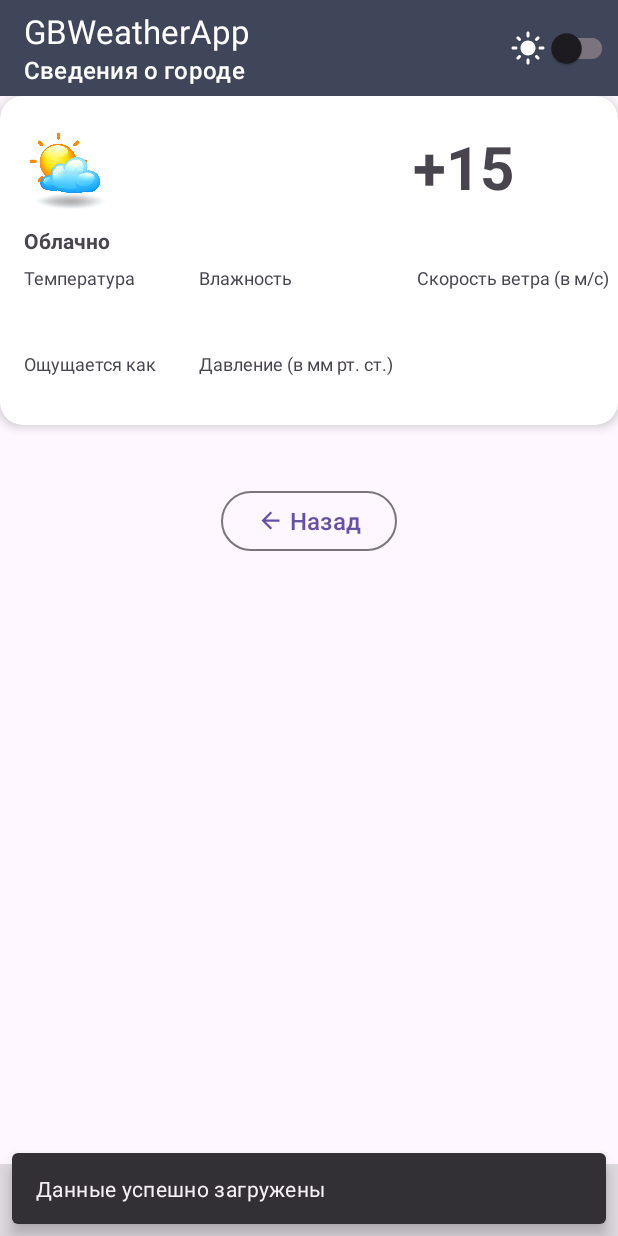
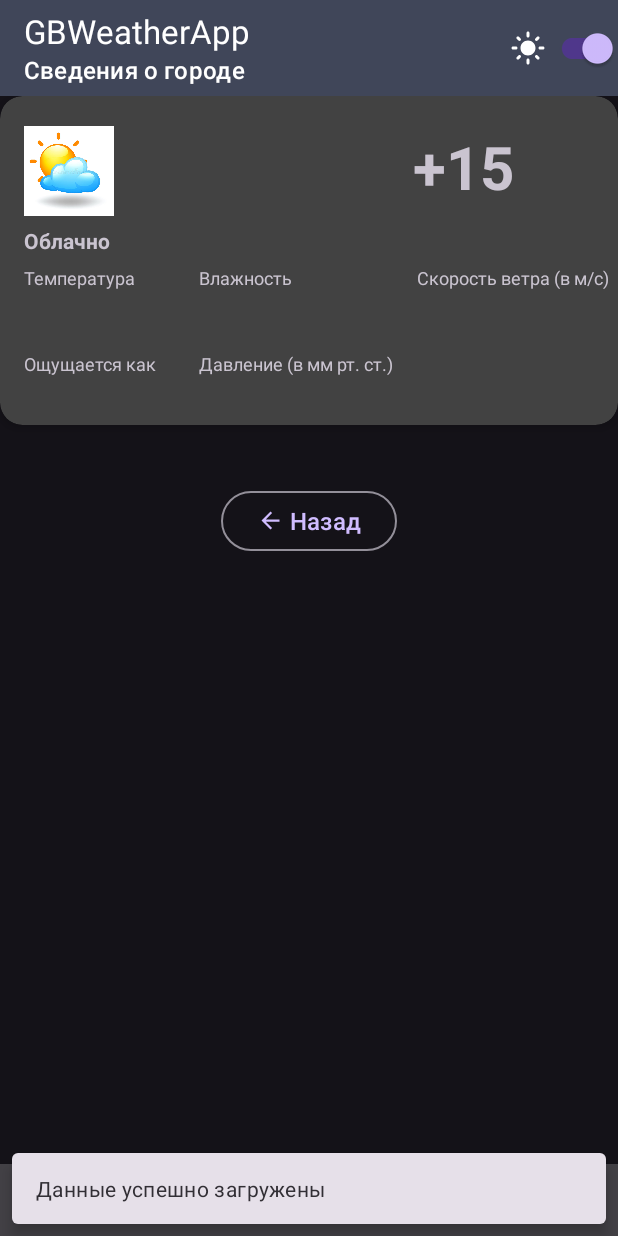
Before and after one commit to VladJT/GBWeatherApp, an Android app: the fragment WeatherDetailsFragment placed in its activity, on a phone screen of 412 x 824 dp. Run offline under Robolectric (Android 15) with nearby library versions, the phone set to English and light mode, and no system bars.

Commit message:
GB_3: добавлен выбор темы через switch в app_bar испр.ошибки

```diff
--- a/app/src/main/java/jt/projects/gbweatherapp/MainActivity.kt
+++ b/app/src/main/java/jt/projects/gbweatherapp/MainActivity.kt
@@ -14,7 +14,7 @@ import jt.projects.gbweatherapp.ui.weatherdetails.WeatherDetailsFragment
 class MainActivity : AppCompatActivity() {
 
     private lateinit var binding: ActivityMainBinding
-    private var appTheme = R.style.Theme_LightTheme
+    private var appTheme = R.style.Theme_DarkTheme
 
     override fun onCreate(savedInstanceState: Bundle?) {
         super.onCreate(savedInstanceState)
--- a/app/src/main/res/layout/weather_details_fragment.xml
+++ b/app/src/main/res/layout/weather_details_fragment.xml
@@ -3,7 +3,7 @@
     xmlns:app="http://schemas.android.com/apk/res-auto"
     android:layout_width="match_parent"
     android:layout_height="match_parent"
-    android:background="?android:navigationBarColor"
+    android:background="?android:colorBackground"
     android:clickable="true"
     android:focusable="true">
 
```
